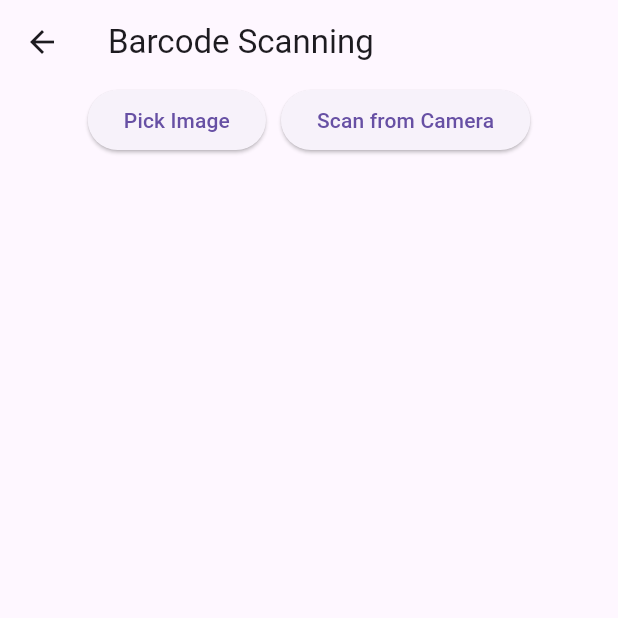
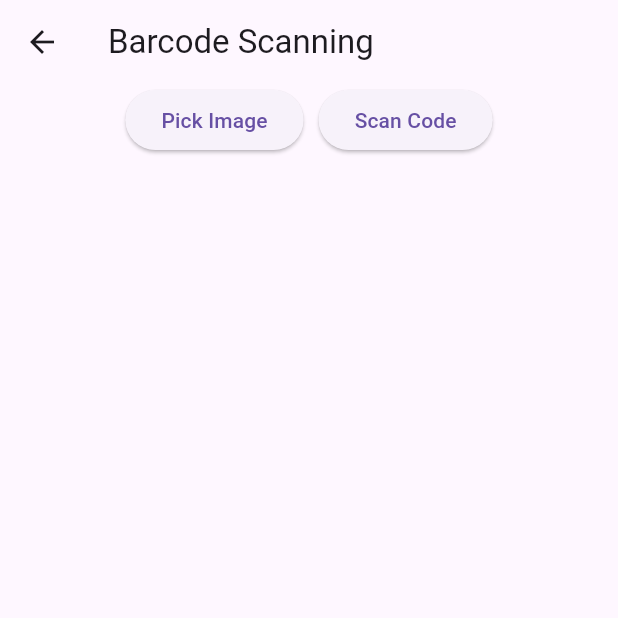
Before and after one commit to mamadouramadan723/MLKit, a Flutter app: the BarcodeScanningPage screen opened by its route, on a phone screen of 412 x 824 dp, the top half of it. Run offline on Flutter 3.47's test engine with Material 3 defaults, Android fonts, the phone set to English and light mode, and no system bars; our stand-ins replace image_picker; missing offline and left inert: google_mlkit_barcode_scanning, qrscan.

```diff
--- a/lib/feature/BarcodeScanningPage.dart
+++ b/lib/feature/BarcodeScanningPage.dart
@@ -22,7 +22,7 @@ class BarcodeScanningPageState extends State<BarcodeScanningPage> {
 
   Future<void> _pickImage() async {
     final pickedFile =
-    await ImagePicker().pickImage(source: ImageSource.gallery);
+        await ImagePicker().pickImage(source: ImageSource.gallery);
     if (pickedFile != null) {
       setState(() {
         _image = File(pickedFile.path);
@@ -35,10 +35,9 @@ class BarcodeScanningPageState extends State<BarcodeScanningPage> {
     if (_image != null) {
       final inputImage = InputImage.fromFilePath(_image!.path);
       final List<Barcode> barcodes =
-      await _barcodeScanner.processImage(inputImage);
+          await _barcodeScanner.processImage(inputImage);
       setState(() {
-        _scannedResults =
-            barcodes.map((barcode) => barcode.rawValue!).toList();
+        _scannedResults = barcodes.map((barcode) => barcode.rawValue!).toList();
       });
     }
   }
@@ -91,7 +90,7 @@ class BarcodeScanningPageState extends State<BarcodeScanningPage> {
               const SizedBox(width: 10),
               ElevatedButton(
                 onPressed: _scanFromCamera,
-                child: const Text('Scan from Camera'),
+                child: const Text('Scan Code'),
               ),
             ],
           ),
```
